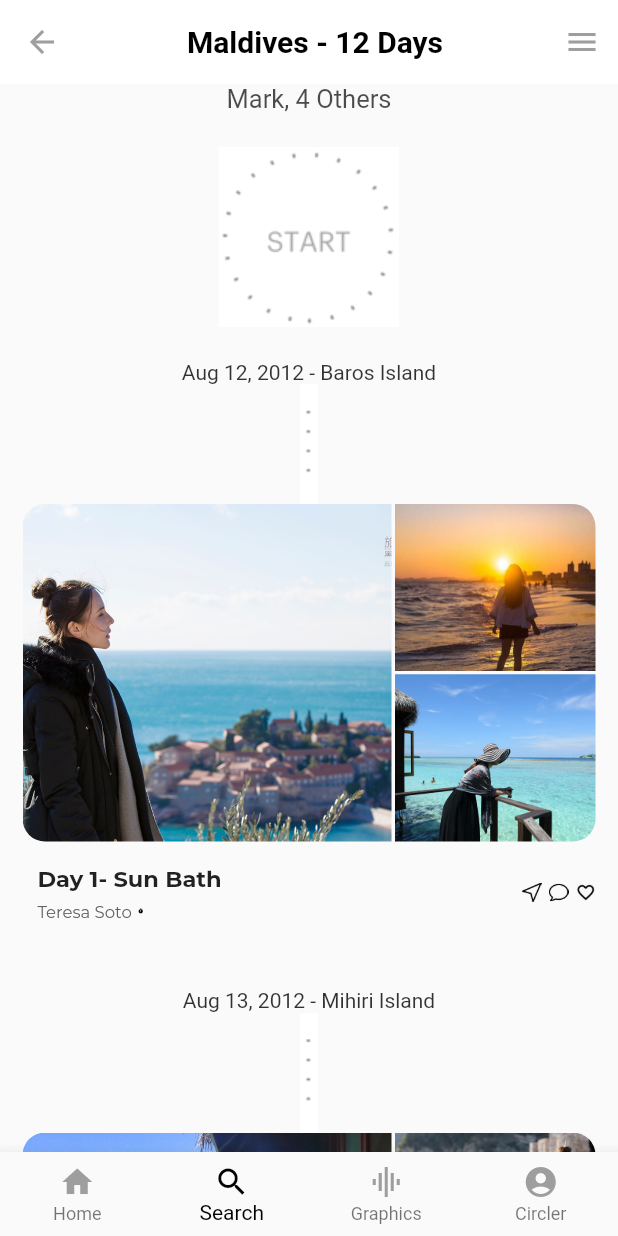
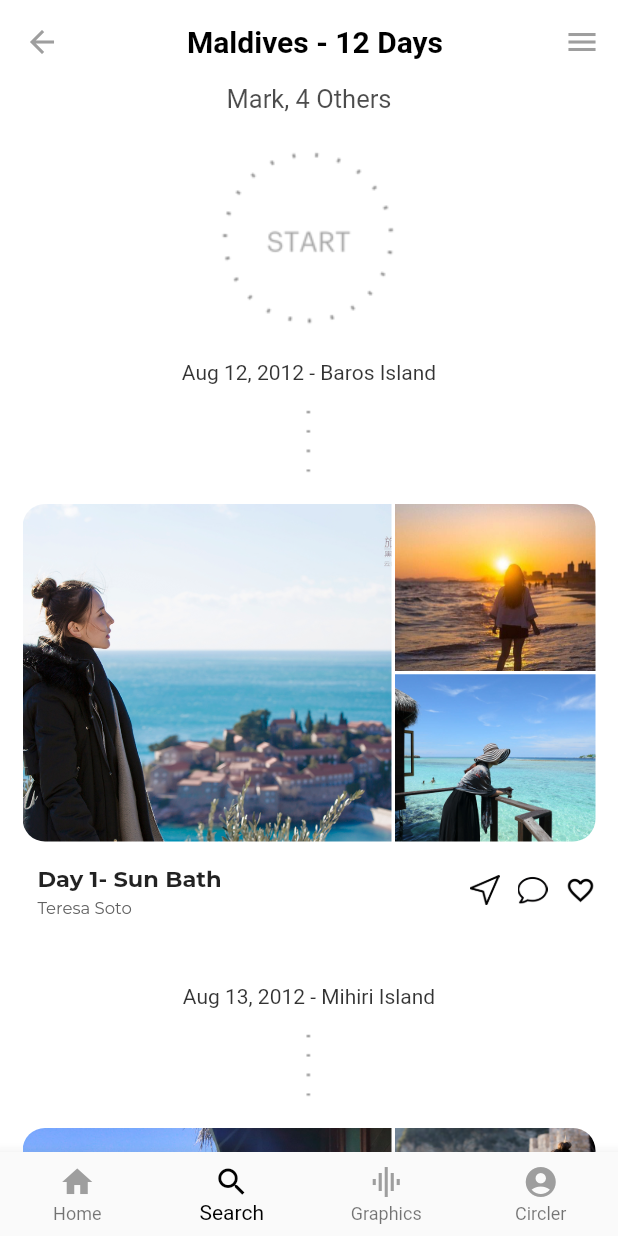
Before and after one commit to 1166544/flutter_travel, a Flutter app: the screen it shows after launch, item 2 of the bottom bar chosen, on a phone screen of 412 x 824 dp. Run offline on Flutter 3.47's test engine with Material 2 defaults, Android fonts, the phone set to English and light mode, and no system bars; project files that could hold a hidden picture were left out.

Commit message:
feat: add search page

```diff
--- a/lib/common/CommonTravelItem.dart
+++ b/lib/common/CommonTravelItem.dart
@@ -63,14 +63,29 @@ class CommonTravelItem {
 			  children: <Widget>[
 				  Column(
 					  crossAxisAlignment: CrossAxisAlignment.start,
+					  mainAxisAlignment: MainAxisAlignment.start,
 					  children: <Widget>[
-						  Text(mainTitle, style:TextStyle(fontWeight:FontWeight.bold, fontFamily: 'Montserrat', fontSize: 15.0)),
-						  SizedBox(height: 7.0),
+						  Container(
+							  width: 200,
+							  child: Text(
+								  mainTitle,
+								  overflow: TextOverflow.ellipsis,
+								  style:TextStyle(fontWeight:FontWeight.bold, fontFamily: 'Montserrat', fontSize: 15.0)
+							  ),
+						  ),
+						  SizedBox(height: 4.0),
 						  Row(
 							  children: <Widget>[
-								  Text(subTitle, style: TextStyle(color: Colors.grey.shade700, fontFamily: 'Montserrat', fontSize: 11.0)),
-								  SizedBox(width: 4.0),
-								  Icon(Icons.timer, size: 4.0, color: Colors.black),
+								  Container(
+									  width: 150,
+									  child: Text(
+										  subTitle,
+										  overflow: TextOverflow.ellipsis,
+										  style: TextStyle(color: Colors.grey.shade700, fontFamily: 'Montserrat', fontSize: 11.0)
+									  ),
+								  ),
+								  timeTitle.isNotEmpty ? SizedBox(width: 4.0) : Spacer(),
+								  timeTitle.isNotEmpty ? Icon(Icons.timer, size: 12.0, color: Colors.black) : Spacer(),
 								  SizedBox(width: 4.0),
 								  Text(timeTitle, style:TextStyle(color: Colors.grey.shade500, fontFamily: 'Montserrat', fontSize: 11.0))
 							  ],
@@ -81,11 +96,11 @@ class CommonTravelItem {
 				  Row(
 					  crossAxisAlignment: CrossAxisAlignment.start,
 					  children: <Widget>[
-						  this.inkWellButton(inkWidth: 13.0, inkHeight: 13.0, picUrl: 'assets/navarrow.png', onCallBack: (){}),
-						  SizedBox(width: 5.0),
-						  this.inkWellButton(inkWidth: 13.0, inkHeight: 13.0, picUrl: 'assets/chatbubble.png', onCallBack: (){}),
-						  SizedBox(width: 5.0),
-						  this.inkWellButton(inkWidth: 13.0, inkHeight: 13.0, picUrl: 'assets/fav.png', onCallBack: (){}),
+						  this.inkWellButton(inkWidth: 20.0, inkHeight: 20.0, picUrl: 'assets/navarrow.png', onCallBack: (){}),
+						  SizedBox(width: 12.0),
+						  this.inkWellButton(inkWidth: 20.0, inkHeight: 20.0, picUrl: 'assets/chatbubble.png', onCallBack: (){}),
+						  SizedBox(width: 12.0),
+						  this.inkWellButton(inkWidth: 20.0, inkHeight: 20.0, picUrl: 'assets/fav.png', onCallBack: (){}),
 					  ],
 				  )
 			  ],
--- a/lib/pages/PageHome.dart
+++ b/lib/pages/PageHome.dart
@@ -40,7 +40,7 @@ class _PageHomeState extends State<PageHome> with CommonTravelItem {
 		  child: Row(
 			  crossAxisAlignment: CrossAxisAlignment.center,
 			  children: <Widget>[
-				  Text('travelogram', style: TextStyle(fontFamily: 'Montserrat', fontSize: 22.0, color: Colors.grey.shade700, fontWeight: FontWeight.bold)),
+				  Text('Travelogram', style: TextStyle(fontFamily: 'Montserrat', fontSize: 22.0, color: Colors.grey.shade700, fontWeight: FontWeight.bold)),
 				  Spacer(),
           IconButton(icon:Icon(Icons.notifications), color: Colors.grey.shade500, iconSize: 30.0, onPressed: (){}),
           SizedBox(width: 5.0),
@@ -79,7 +79,17 @@ class _PageHomeState extends State<PageHome> with CommonTravelItem {
 			  decoration: BoxDecoration(borderRadius: BorderRadius.circular(10.0), color: Colors.grey.shade100),
 			  child: Row(
 				  children: <Widget>[
-					IconButton(icon: Icon(Icons.navigation, color: Colors.blue), iconSize: 50.0, onPressed: (){}),
+					Container(
+						width: 45.0,
+						height: 45.0,
+						decoration: BoxDecoration(
+							image: DecorationImage(
+								image: AssetImage('assets/arrow.png'),
+								fit: BoxFit.cover,
+							),
+							borderRadius: BorderRadius.circular(50.0),
+						),
+					),
 					SizedBox(width: 5.0),
 					Padding(
 						padding: EdgeInsets.only(top: 27.0),
@@ -87,7 +97,7 @@ class _PageHomeState extends State<PageHome> with CommonTravelItem {
 							crossAxisAlignment: CrossAxisAlignment.start,
 							children: <Widget>[
 								Text('MALDIVES TRIP 2019', style:TextStyle(color: Colors.grey.shade500, fontSize: 13.0)),
-								SizedBox(height: 4.0),
+								SizedBox(height: 1.0),
 								Text('Add an update', style: TextStyle(fontFamily: 'Montserrat', fontWeight: FontWeight.bold, fontSize: 16.0)),
 							],
 						),
--- a/lib/pages/PageSearch.dart
+++ b/lib/pages/PageSearch.dart
@@ -56,7 +56,10 @@ class _PageSearchState extends State<PageSearch> with CommonTravelItem {
 
   /// 基础页面结构
   Widget buildSearchLayout() {
-	  return ListView(
+	  return Container(
+		  width: MediaQuery.of(context).size.width,
+		  color: Colors.white,
+		  child: ListView(
 			children: <Widget>[
 				this.buildMarkTitle(),
 				this.buildStartIcon(),
@@ -72,6 +75,7 @@ class _PageSearchState extends State<PageSearch> with CommonTravelItem {
 				this.buildImageGrid(context, 'assets/p3.jpg', 'assets/p5.jpg', 'assets/p6.jpg', paddingTop: 0.0),
 				this.buildImgGalleryDetail('Day 2- Sun Raise', 'Tiland buject', ''),
 			],
+		)
 	  );
   }
 
```
Also changed, not shown: assets/dot.png. Lines whose indentation alone changed are shown as unchanged.
